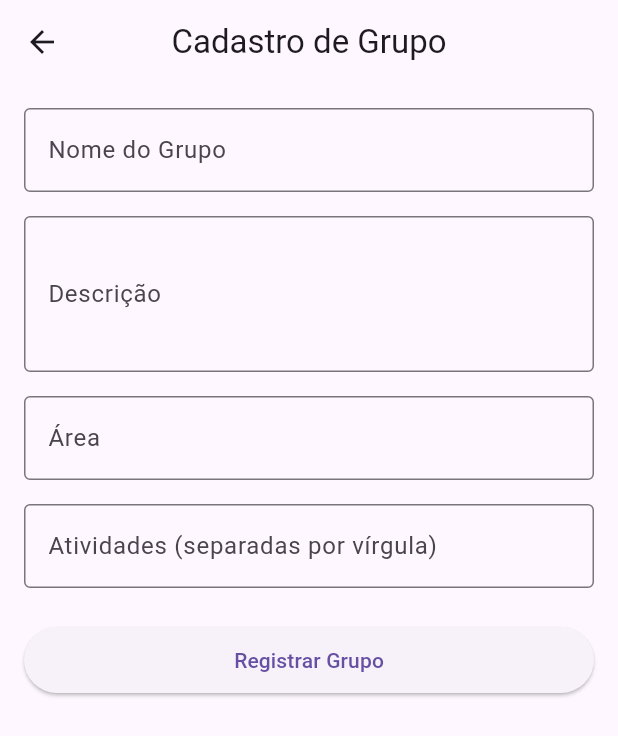
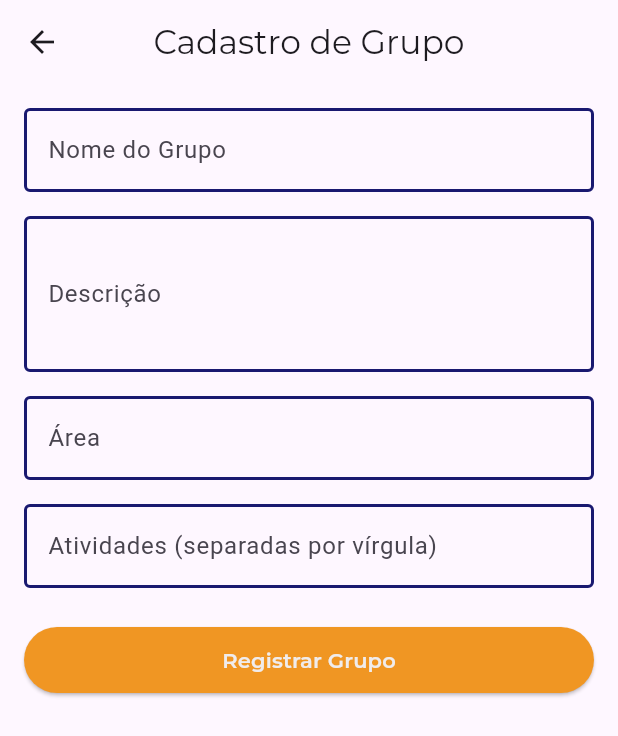
Before and after one commit to notsogreatdavi/DSI-2024.2, a Flutter app: the HomeScreen screen opened by its route, after a tap on the "add" icon, on a phone screen of 412 x 824 dp. Shown: the top 736 px of the screen. Run offline on Flutter 3.47's test engine with Material 3 defaults, Android fonts, the phone set to English and light mode, and no system bars; our stand-ins replace supabase_flutter; accounts and stored records are empty.

```diff
--- a/flutter_application_1/lib/src/features/registers/register_class.dart
+++ b/flutter_application_1/lib/src/features/registers/register_class.dart
@@ -1,5 +1,6 @@
 import 'package:flutter/material.dart';
 import 'package:supabase_flutter/supabase_flutter.dart';
+import '../../common/constants/app_colors.dart';
 
 class RegisterClassScreen extends StatefulWidget {
   @override
@@ -28,7 +29,7 @@ class RegisterClassScreenState extends State<RegisterClassScreen> {
 
     try {
       // Insere o grupo no banco de dados
-      final response = await _supabase
+      await _supabase
           .from('grupo')
           .insert({
             'nomeGroup': nome,
@@ -41,7 +42,6 @@ class RegisterClassScreenState extends State<RegisterClassScreen> {
           .single();
 
       // Se o grupo for registrado com sucesso, retorna os dados para a tela anterior
-      if (response != null) {
       if (mounted) {
         _showMessage('Grupo cadastrado com sucesso! 🎉');
         Navigator.pop(context, {
@@ -52,7 +52,6 @@ class RegisterClassScreenState extends State<RegisterClassScreen> {
           'fotoUrl': 'assets/images/teste.jpg',
           'diasAtivos': 0, // Pode ser alterado conforme a lógica do seu app
         });
-        }
       } else {
         if (mounted) {
           _showMessage('Erro ao cadastrar o grupo.');
@@ -74,7 +73,10 @@ class RegisterClassScreenState extends State<RegisterClassScreen> {
   Widget build(BuildContext context) {
     return Scaffold(
       appBar: AppBar(
-        title: Text('Cadastro de Grupo'),
+        title: Text(
+          'Cadastro de Grupo',
+          style: TextStyle(fontFamily: 'Montserrat'),
+        ),
         centerTitle: true,
       ),
       body: Padding(
@@ -86,7 +88,16 @@ class RegisterClassScreenState extends State<RegisterClassScreen> {
               controller: _nomeController,
               decoration: InputDecoration(
                 labelText: 'Nome do Grupo',
-                border: OutlineInputBorder(),
+                enabledBorder: OutlineInputBorder(
+                  borderSide: BorderSide(
+                      color: AppColors.azulEscuro, width: 2), // Borda azul
+                  borderRadius: BorderRadius.circular(4),
+                ),
+                focusedBorder: OutlineInputBorder(
+                  borderSide: BorderSide(
+                      color: AppColors.azulEscuro, width: 2), // Borda azul
+                  borderRadius: BorderRadius.circular(4),
+                ),
               ),
             ),
             SizedBox(height: 16),
@@ -96,7 +107,16 @@ class RegisterClassScreenState extends State<RegisterClassScreen> {
               controller: _descricaoController,
               decoration: InputDecoration(
                 labelText: 'Descrição',
-                border: OutlineInputBorder(),
+                enabledBorder: OutlineInputBorder(
+                  borderSide: BorderSide(
+                      color: AppColors.azulEscuro, width: 2), // Borda azul
+                  borderRadius: BorderRadius.circular(4),
+                ),
+                focusedBorder: OutlineInputBorder(
+                  borderSide: BorderSide(
+                      color: AppColors.azulEscuro, width: 2), // Borda azul
+                  borderRadius: BorderRadius.circular(4),
+                ),
               ),
               maxLines: 3,
             ),
@@ -107,7 +127,16 @@ class RegisterClassScreenState extends State<RegisterClassScreen> {
               controller: _areaController,
               decoration: InputDecoration(
                 labelText: 'Área',
-                border: OutlineInputBorder(),
+                enabledBorder: OutlineInputBorder(
+                  borderSide: BorderSide(
+                      color: AppColors.azulEscuro, width: 2), // Borda azul
+                  borderRadius: BorderRadius.circular(4),
+                ),
+                focusedBorder: OutlineInputBorder(
+                  borderSide: BorderSide(
+                      color: AppColors.azulEscuro, width: 2), // Borda azul
+                  borderRadius: BorderRadius.circular(4),
+                ),
               ),
             ),
             SizedBox(height: 16),
@@ -117,7 +146,16 @@ class RegisterClassScreenState extends State<RegisterClassScreen> {
               controller: _atividadesController,
               decoration: InputDecoration(
                 labelText: 'Atividades (separadas por vírgula)',
-                border: OutlineInputBorder(),
+                enabledBorder: OutlineInputBorder(
+                  borderSide: BorderSide(
+                      color: AppColors.azulEscuro, width: 2), // Borda azul
+                  borderRadius: BorderRadius.circular(4),
+                ),
+                focusedBorder: OutlineInputBorder(
+                  borderSide:
+                      BorderSide(color: Colors.blue, width: 2), // Borda azul
+                  borderRadius: BorderRadius.circular(4),
+                ),
               ),
             ),
             SizedBox(height: 24),
@@ -125,10 +163,23 @@ class RegisterClassScreenState extends State<RegisterClassScreen> {
             // Botão para registrar o grupo
             ElevatedButton(
               style: ElevatedButton.styleFrom(
+                backgroundColor: AppColors.laranja,
                 padding: EdgeInsets.symmetric(horizontal: 32, vertical: 12),
+                shape: RoundedRectangleBorder(
+                  borderRadius:
+                      BorderRadius.circular(30), // Arredondando o botão
+                ),
+                minimumSize: Size(180, 30), // Limita o tamanho do botão
               ),
               onPressed: _registrarGrupo,
-              child: Text('Registrar Grupo'),
+              child: Text(
+                'Registrar Grupo',
+                style: TextStyle(
+                    color: AppColors.branco,
+                    fontFamily: 'Montserrat',
+                    fontSize: 14,
+                    fontWeight: FontWeight.w600),
+              ),
             ),
           ],
         ),
```
Also changed, not shown: flutter_application_1/lib/src/features/home/home_screen.dart (+40 -6 lines), flutter_application_1/lib/src/features/registers/delete_group.dart (added, +109 -0 lines), flutter_application_1/lib/src/features/registers/update_group.dart (added, +144 -0 lines). Lines whose indentation alone changed are shown as unchanged.
